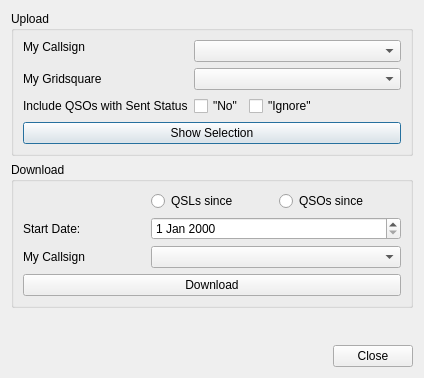
First picture: the form in ui/LotwDialog.ui, repository k5mcd/QLog, before the edit.
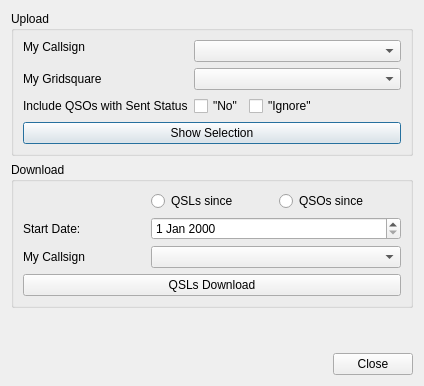
Second picture: the form after the edit.

Commit message: Fixed #318 - LoTW and eQSL downloads are only QSLs downloads - download button label changed

The edit to the form file:
```diff
--- a/ui/LotwDialog.ui
+++ b/ui/LotwDialog.ui
@@ -7,7 +7,7 @@
     <x>0</x>
     <y>0</y>
     <width>424</width>
-    <height>378</height>
+    <height>386</height>
    </rect>
   </property>
   <property name="windowTitle">
@@ -128,7 +128,7 @@
       <item>
        <widget class="QPushButton" name="downloadButton">
         <property name="text">
-         <string>Download</string>
+         <string>QSLs Download</string>
         </property>
        </widget>
       </item>
```
The commit also changes 1 other file.
